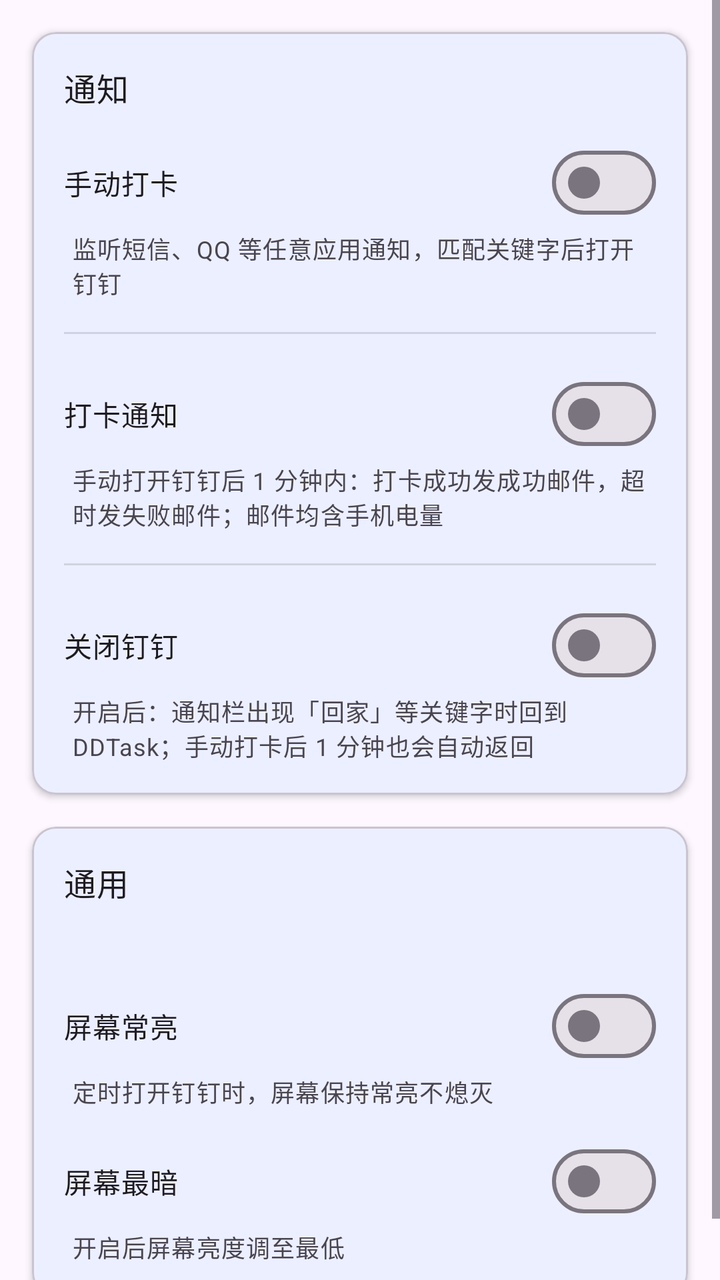
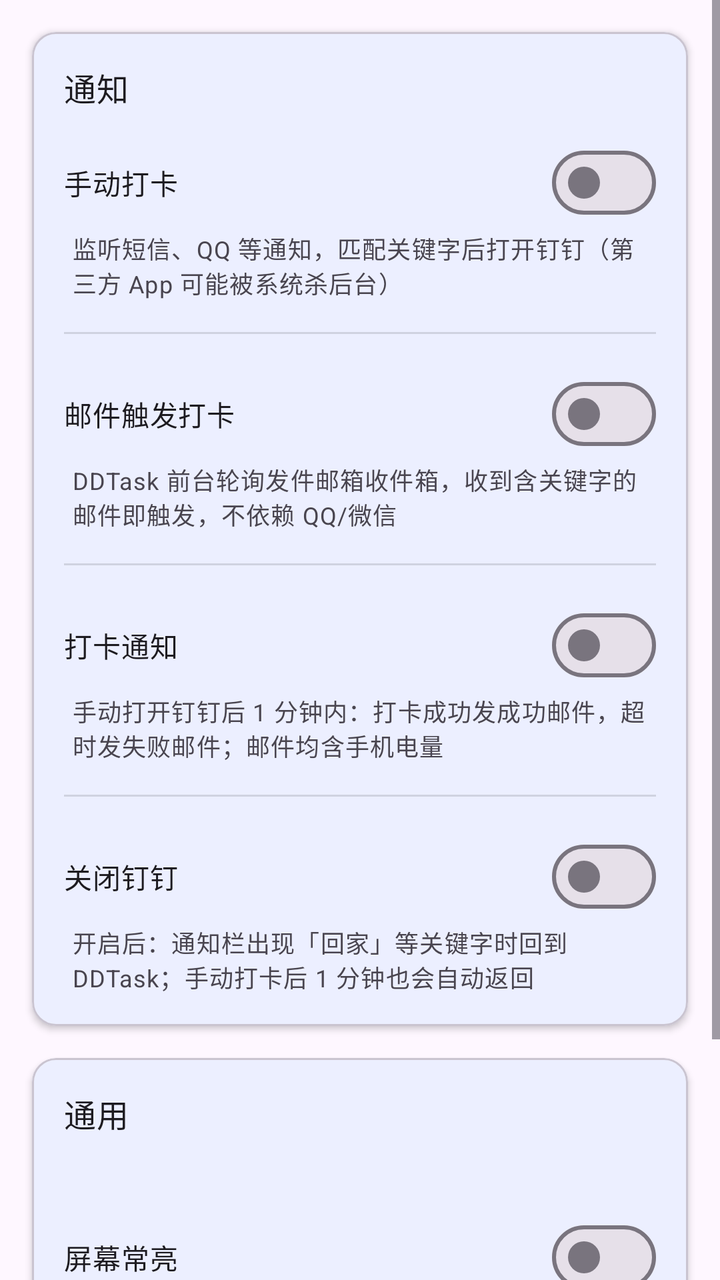

Screens rendered from an Android XML layout before and after an edit, with the pre-edit source and the edit as a unified diff.
<!-- AndroidManifest.xml: application theme Theme.DDTask -->
<!-- res/layout/fragment_notifications.xml -->
<?xml version="1.0" encoding="utf-8"?>
<ScrollView
    xmlns:android="http://schemas.android.com/apk/res/android"
    xmlns:app="http://schemas.android.com/apk/res-auto"
    android:layout_width="match_parent"
    android:layout_height="match_parent"
    android:fillViewport="true">

    <LinearLayout
        android:layout_width="match_parent"
        android:layout_height="wrap_content"
        android:orientation="vertical"
        android:paddingBottom="24dp">

        <com.google.android.material.card.MaterialCardView
            android:layout_width="match_parent"
            android:layout_height="wrap_content"
            android:layout_margin="16dp"
            app:cardElevation="2dp">

            <LinearLayout
                android:layout_width="match_parent"
                android:layout_height="wrap_content"
                android:orientation="vertical"
                android:padding="16dp">

                <TextView
                    android:layout_width="wrap_content"
                    android:layout_height="wrap_content"
                    android:text="@string/notifications_tab_title"
                    android:textAppearance="?attr/textAppearanceTitleMedium" />

                <com.google.android.material.materialswitch.MaterialSwitch
                    android:id="@+id/switch_auto_open_dingtalk"
                    android:layout_width="match_parent"
                    android:layout_height="wrap_content"
                    android:layout_marginTop="12dp"
                    android:text="@string/auto_open_dingtalk_enabled" />

                <TextView
                    android:layout_width="wrap_content"
                    android:layout_height="wrap_content"
                    android:layout_marginStart="4dp"
                    android:text="@string/auto_open_dingtalk_enabled_desc"
                    android:textAppearance="?attr/textAppearanceBodySmall"
                    android:textColor="?android:attr/textColorSecondary" />

                <TextView
                    android:id="@+id/tv_last_open"
                    android:layout_width="match_parent"
                    android:layout_height="wrap_content"
                    android:layout_marginTop="8dp"
                    android:textAppearance="?attr/textAppearanceBodySmall"
                    android:textColor="?android:attr/textColorSecondary"
                    android:visibility="gone" />

                <View
                    android:layout_width="match_parent"
                    android:layout_height="1dp"
                    android:layout_marginVertical="16dp"
                    android:background="?android:attr/listDivider" />

                <com.google.android.material.materialswitch.MaterialSwitch
                    android:id="@+id/switch_email_notify"
                    android:layout_width="match_parent"
                    android:layout_height="wrap_content"
                    android:text="@string/email_notify_enabled" />

                <TextView
                    android:layout_width="wrap_content"
                    android:layout_height="wrap_content"
                    android:layout_marginStart="4dp"
                    android:text="@string/email_notify_enabled_desc"
                    android:textAppearance="?attr/textAppearanceBodySmall"
                    android:textColor="?android:attr/textColorSecondary" />

                <TextView
                    android:id="@+id/tv_last_sent"
                    android:layout_width="match_parent"
                    android:layout_height="wrap_content"
                    android:layout_marginTop="8dp"
                    android:textAppearance="?attr/textAppearanceBodySmall"
                    android:textColor="?android:attr/textColorSecondary"
                    android:visibility="gone" />

                <View
                    android:layout_width="match_parent"
                    android:layout_height="1dp"
                    android:layout_marginVertical="16dp"
                    android:background="?android:attr/listDivider" />

                <com.google.android.material.materialswitch.MaterialSwitch
                    android:id="@+id/switch_close_dingtalk"
                    android:layout_width="match_parent"
                    android:layout_height="wrap_content"
                    android:text="@string/close_dingtalk_enabled" />

                <TextView
                    android:layout_width="wrap_content"
                    android:layout_height="wrap_content"
                    android:layout_marginStart="4dp"
                    android:text="@string/close_dingtalk_enabled_desc"
                    android:textAppearance="?attr/textAppearanceBodySmall"
                    android:textColor="?android:attr/textColorSecondary" />

            </LinearLayout>

        </com.google.android.material.card.MaterialCardView>

        <com.google.android.material.card.MaterialCardView
            android:layout_width="match_parent"
            android:layout_height="wrap_content"
            android:layout_marginHorizontal="16dp"
            app:cardElevation="2dp">

            <LinearLayout
                android:layout_width="match_parent"
                android:layout_height="wrap_content"
                android:orientation="vertical"
                android:padding="16dp">

                <TextView
                    android:layout_width="wrap_content"
                    android:layout_height="wrap_content"
                    android:text="@string/settings_general_title"
                    android:textAppearance="?attr/textAppearanceTitleMedium" />

                <TextView
                    android:id="@+id/status_dingtalk"
                    android:layout_width="wrap_content"
                    android:layout_height="wrap_content"
                    android:layout_marginTop="8dp"
                    android:textAppearance="?attr/textAppearanceBodySmall" />

                <com.google.android.material.materialswitch.MaterialSwitch
                    android:id="@+id/switch_keep_screen_on"
                    android:layout_width="match_parent"
                    android:layout_height="wrap_content"
                    android:layout_marginTop="12dp"
                    android:text="@string/keep_screen_on" />

                <TextView
                    android:layout_width="wrap_content"
                    android:layout_height="wrap_content"
                    android:layout_marginStart="4dp"
                    android:text="@string/keep_screen_on_desc"
                    android:textAppearance="?attr/textAppearanceBodySmall"
                    android:textColor="?android:attr/textColorSecondary" />

                <com.google.android.material.materialswitch.MaterialSwitch
                    android:id="@+id/switch_dim_screen"
                    android:layout_width="match_parent"
                    android:layout_height="wrap_content"
                    android:layout_marginTop="12dp"
                    android:text="@string/dim_screen" />

                <TextView
                    android:layout_width="wrap_content"
                    android:layout_height="wrap_content"
                    android:layout_marginStart="4dp"
                    android:text="@string/dim_screen_desc"
                    android:textAppearance="?attr/textAppearanceBodySmall"
                    android:textColor="?android:attr/textColorSecondary" />

            </LinearLayout>

        </com.google.android.material.card.MaterialCardView>

    </LinearLayout>

</ScrollView>
<!-- resources referenced by this layout -->
<resources>
  <string name="auto_open_dingtalk_enabled">手动打卡</string>
  <string name="auto_open_dingtalk_enabled_desc">监听短信、QQ 等任意应用通知，匹配关键字后打开钉钉</string>
  <string name="close_dingtalk_enabled">关闭钉钉</string>
  <string name="close_dingtalk_enabled_desc">开启后：通知栏出现「回家」等关键字时回到 DDTask；手动打卡后 1 分钟也会自动返回</string>
  <string name="dim_screen">屏幕最暗</string>
  <string name="dim_screen_desc">开启后屏幕亮度调至最低</string>
  <string name="email_notify_enabled">打卡通知</string>
  <string name="email_notify_enabled_desc">手动打开钉钉后 1 分钟内：打卡成功发成功邮件，超时发失败邮件；邮件均含手机电量</string>
  <string name="keep_screen_on">屏幕常亮</string>
  <string name="keep_screen_on_desc">定时打开钉钉时，屏幕保持常亮不熄灭</string>
  <string name="notifications_tab_title">通知</string>
  <string name="settings_general_title">通用</string>
  <style name="Theme.DDTask" parent="Theme.Material3.Light.NoActionBar">
          <item name="colorPrimary">@color/primary</item>
          <item name="colorPrimaryDark">@color/primary_dark</item>
          <item name="colorSecondary">@color/secondary</item>
      </style>
  <color name="primary">#0089FF</color>
  <color name="primary_dark">#0066CC</color>
  <color name="secondary">#FF6B35</color>
</resources>

<!-- the commit's change to res/layout/fragment_notifications.xml (unified diff, before → after) -->
@@ -61,6 +61,44 @@
                     android:background="?android:attr/listDivider" />
 
                 <com.google.android.material.materialswitch.MaterialSwitch
+                    android:id="@+id/switch_email_trigger"
+                    android:layout_width="match_parent"
+                    android:layout_height="wrap_content"
+                    android:text="@string/email_trigger_enabled" />
+
+                <TextView
+                    android:layout_width="wrap_content"
+                    android:layout_height="wrap_content"
+                    android:layout_marginStart="4dp"
+                    android:text="@string/email_trigger_enabled_desc"
+                    android:textAppearance="?attr/textAppearanceBodySmall"
+                    android:textColor="?android:attr/textColorSecondary" />
+
+                <TextView
+                    android:id="@+id/tv_email_trigger_address"
+                    android:layout_width="match_parent"
+                    android:layout_height="wrap_content"
+                    android:layout_marginTop="4dp"
+                    android:textAppearance="?attr/textAppearanceBodySmall"
+                    android:textColor="?android:attr/textColorSecondary"
+                    android:visibility="gone" />
+
+                <TextView
+                    android:id="@+id/tv_last_email_trigger"
+                    android:layout_width="match_parent"
+                    android:layout_height="wrap_content"
+                    android:layout_marginTop="8dp"
+                    android:textAppearance="?attr/textAppearanceBodySmall"
+                    android:textColor="?android:attr/textColorSecondary"
+                    android:visibility="gone" />
+
+                <View
+                    android:layout_width="match_parent"
+                    android:layout_height="1dp"
+                    android:layout_marginVertical="16dp"
+                    android:background="?android:attr/listDivider" />
+
+                <com.google.android.material.materialswitch.MaterialSwitch
                     android:id="@+id/switch_email_notify"
                     android:layout_width="match_parent"
                     android:layout_height="wrap_content"
<!-- resource entries referenced after the edit -->
@@ -1,13 +1,15 @@
 <!-- resources referenced by this layout -->
 <resources>
   <string name="auto_open_dingtalk_enabled">手动打卡</string>
-  <string name="auto_open_dingtalk_enabled_desc">监听短信、QQ 等任意应用通知，匹配关键字后打开钉钉</string>
+  <string name="auto_open_dingtalk_enabled_desc">监听短信、QQ 等通知，匹配关键字后打开钉钉（第三方 App 可能被系统杀后台）</string>
   <string name="close_dingtalk_enabled">关闭钉钉</string>
   <string name="close_dingtalk_enabled_desc">开启后：通知栏出现「回家」等关键字时回到 DDTask；手动打卡后 1 分钟也会自动返回</string>
   <string name="dim_screen">屏幕最暗</string>
   <string name="dim_screen_desc">开启后屏幕亮度调至最低</string>
   <string name="email_notify_enabled">打卡通知</string>
   <string name="email_notify_enabled_desc">手动打开钉钉后 1 分钟内：打卡成功发成功邮件，超时发失败邮件；邮件均含手机电量</string>
+  <string name="email_trigger_enabled">邮件触发打卡</string>
+  <string name="email_trigger_enabled_desc">DDTask 前台轮询发件邮箱收件箱，收到含关键字的邮件即触发，不依赖 QQ/微信</string>
   <string name="keep_screen_on">屏幕常亮</string>
   <string name="keep_screen_on_desc">定时打开钉钉时，屏幕保持常亮不熄灭</string>
   <string name="notifications_tab_title">通知</string>
